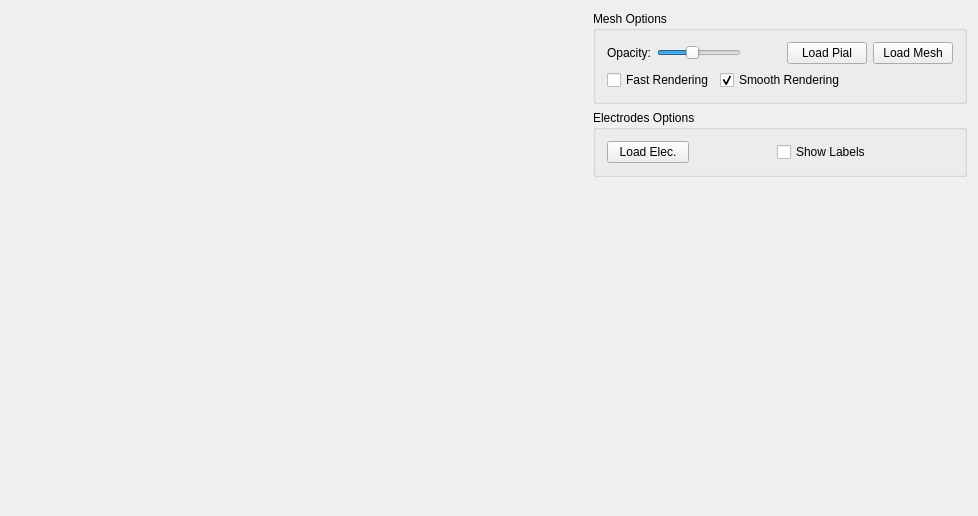
This is src/Widgets/SEEGViewer/AwSEEGWidget.ui in HIP-infrastructure/anywave-code as Qt 5 draws it before an edit. The edited form follows.
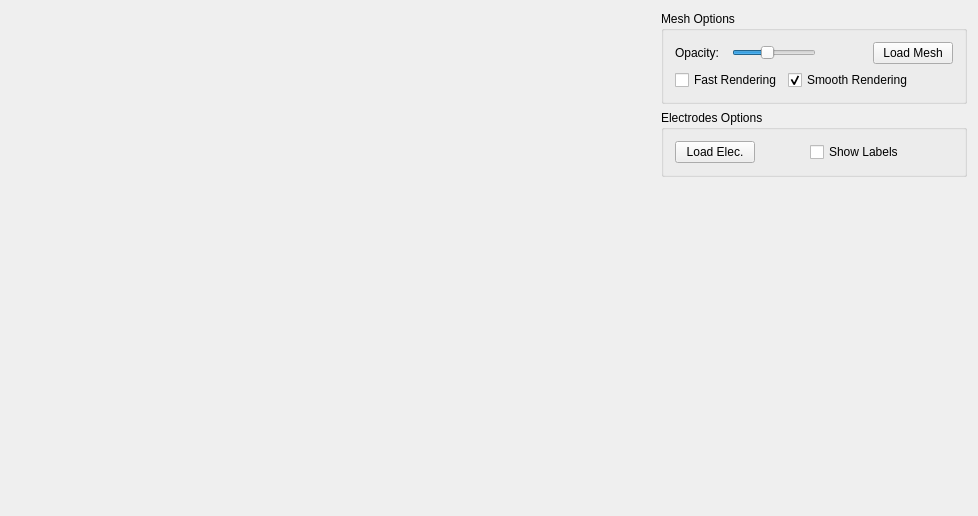
This is the edited form. Icons and pictures are not drawn.

Commit message: Reworking the SEEG viewer as a 3D Viewer. Removed it from widget list and added it to AnyWave directly.

Patch:
```diff
--- a/src/Widgets/SEEGViewer/AwSEEGWidget.ui
+++ b/src/Widgets/SEEGViewer/AwSEEGWidget.ui
@@ -49,7 +49,7 @@
             <item>
              <widget class="QLabel" name="label">
               <property name="sizePolicy">
-               <sizepolicy hsizetype="Preferred" vsizetype="Fixed">
+               <sizepolicy hsizetype="Expanding" vsizetype="Fixed">
                 <horstretch>0</horstretch>
                 <verstretch>0</verstretch>
                </sizepolicy>
@@ -94,13 +94,6 @@
               </property>
              </spacer>
             </item>
-            <item>
-             <widget class="QPushButton" name="pushButton">
-              <property name="text">
-               <string>Load Pial</string>
-              </property>
-             </widget>
-            </item>
             <item>
              <widget class="QPushButton" name="buttonLoadMesh">
               <property name="text">
```
Left out of the diff: 11 changed lines with no effect on the pictures. The commit also changes 28 other files.
